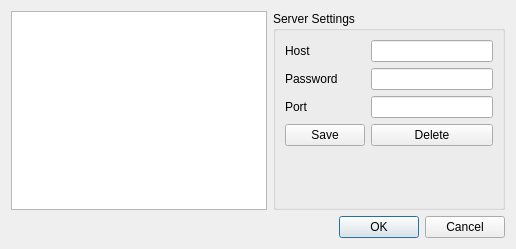
This is jmesquita/fsgui/server_manager.ui in freeswitch/freeswitch-contrib as Qt 5 draws it before an edit. The edited form follows.
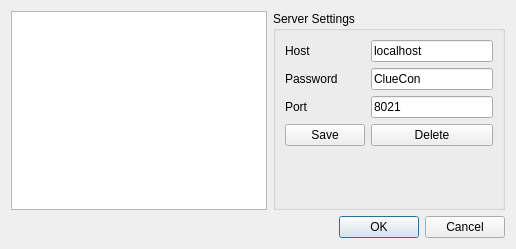
This is the edited form.

Diff of the .ui file:
```diff
--- a/jmesquita/fsgui/server_manager.ui
+++ b/jmesquita/fsgui/server_manager.ui
@@ -39,7 +39,11 @@
          </widget>
         </item>
         <item row="0" column="1">
-         <widget class="QLineEdit" name="lineEdit"/>
+         <widget class="QLineEdit" name="host">
+          <property name="text">
+           <string>localhost</string>
+          </property>
+         </widget>
         </item>
         <item row="1" column="0">
          <widget class="QLabel" name="label_2">
@@ -49,7 +53,11 @@
          </widget>
         </item>
         <item row="1" column="1">
-         <widget class="QLineEdit" name="lineEdit_2"/>
+         <widget class="QLineEdit" name="pass">
+          <property name="text">
+           <string>ClueCon</string>
+          </property>
+         </widget>
         </item>
         <item row="2" column="0">
          <widget class="QLabel" name="label_3">
@@ -59,7 +67,11 @@
          </widget>
         </item>
         <item row="2" column="1">
-         <widget class="QLineEdit" name="lineEdit_3"/>
+         <widget class="QLineEdit" name="port">
+          <property name="text">
+           <string>8021</string>
+          </property>
+         </widget>
         </item>
         <item row="3" column="0">
          <widget class="QPushButton" name="pushButton">
```
